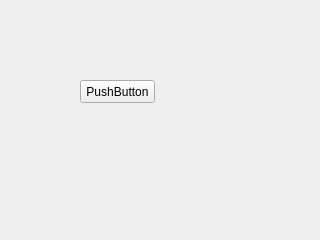
Before: the Qt Designer form oop_DoublyLinkedList/testform.ui in SergeyStarkov/kr_oop, drawn with Qt 5.
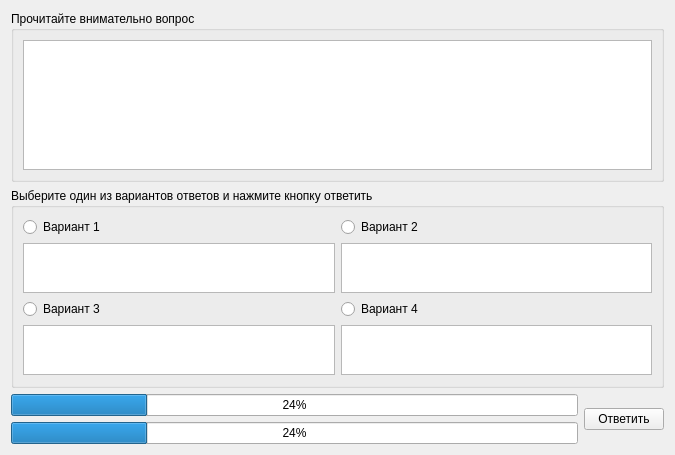
After: the same form once the commit is applied.

Commit message: начал тестовую форму делать

Diff of the .ui file:
```diff
--- a/oop_DoublyLinkedList/testform.ui
+++ b/oop_DoublyLinkedList/testform.ui
@@ -6,26 +6,111 @@
    <rect>
     <x>0</x>
     <y>0</y>
-    <width>320</width>
-    <height>240</height>
+    <width>675</width>
+    <height>455</height>
    </rect>
   </property>
   <property name="windowTitle">
    <string>Form</string>
   </property>
-  <widget class="QPushButton" name="pushButton">
-   <property name="geometry">
-    <rect>
-     <x>80</x>
-     <y>80</y>
-     <width>75</width>
-     <height>23</height>
-    </rect>
-   </property>
-   <property name="text">
-    <string>PushButton</string>
-   </property>
-  </widget>
+  <layout class="QGridLayout" name="gridLayout_3">
+   <item row="0" column="0">
+    <widget class="QGroupBox" name="groupBox_2">
+     <property name="title">
+      <string>Прочитайте внимательно вопрос</string>
+     </property>
+     <layout class="QGridLayout" name="gridLayout_2">
+      <item row="0" column="0">
+       <widget class="QTextBrowser" name="questText"/>
+      </item>
+     </layout>
+    </widget>
+   </item>
+   <item row="1" column="0">
+    <widget class="QGroupBox" name="groupBox">
+     <property name="maximumSize">
+      <size>
+       <width>16777215</width>
+       <height>200</height>
+      </size>
+     </property>
+     <property name="title">
+      <string>Выберите один из вариантов ответов и нажмите кнопку ответить</string>
+     </property>
+     <layout class="QGridLayout" name="gridLayout">
+      <item row="0" column="0">
+       <widget class="QRadioButton" name="otv1Button">
+        <property name="text">
+         <string>Вариант 1</string>
+        </property>
+       </widget>
+      </item>
+      <item row="0" column="1">
+       <widget class="QRadioButton" name="otv2Button">
+        <property name="text">
+         <string>Вариант 2</string>
+        </property>
+       </widget>
+      </item>
+      <item row="1" column="0">
+       <widget class="QTextBrowser" name="otv1"/>
+      </item>
+      <item row="1" column="1">
+       <widget class="QTextBrowser" name="otv2"/>
+      </item>
+      <item row="2" column="0">
+       <widget class="QRadioButton" name="otv3Button">
+        <property name="text">
+         <string>Вариант 3</string>
+        </property>
+       </widget>
+      </item>
+      <item row="2" column="1">
+       <widget class="QRadioButton" name="otv4Button">
+        <property name="text">
+         <string>Вариант 4</string>
+        </property>
+       </widget>
+      </item>
+      <item row="3" column="0">
+       <widget class="QTextBrowser" name="otv3"/>
+      </item>
+      <item row="3" column="1">
+       <widget class="QTextBrowser" name="otv4"/>
+      </item>
+     </layout>
+    </widget>
+   </item>
+   <item row="2" column="0">
+    <layout class="QHBoxLayout" name="horizontalLayout">
+     <item>
+      <layout class="QVBoxLayout" name="verticalLayout">
+       <item>
+        <widget class="QProgressBar" name="progress">
+         <property name="value">
+          <number>24</number>
+         </property>
+        </widget>
+       </item>
+       <item>
+        <widget class="QProgressBar" name="time">
+         <property name="value">
+          <number>24</number>
+         </property>
+        </widget>
+       </item>
+      </layout>
+     </item>
+     <item>
+      <widget class="QPushButton" name="send">
+       <property name="text">
+        <string>Ответить</string>
+       </property>
+      </widget>
+     </item>
+    </layout>
+   </item>
+  </layout>
  </widget>
  <resources/>
  <connections/>
```
The commit also changes 3 other files.
